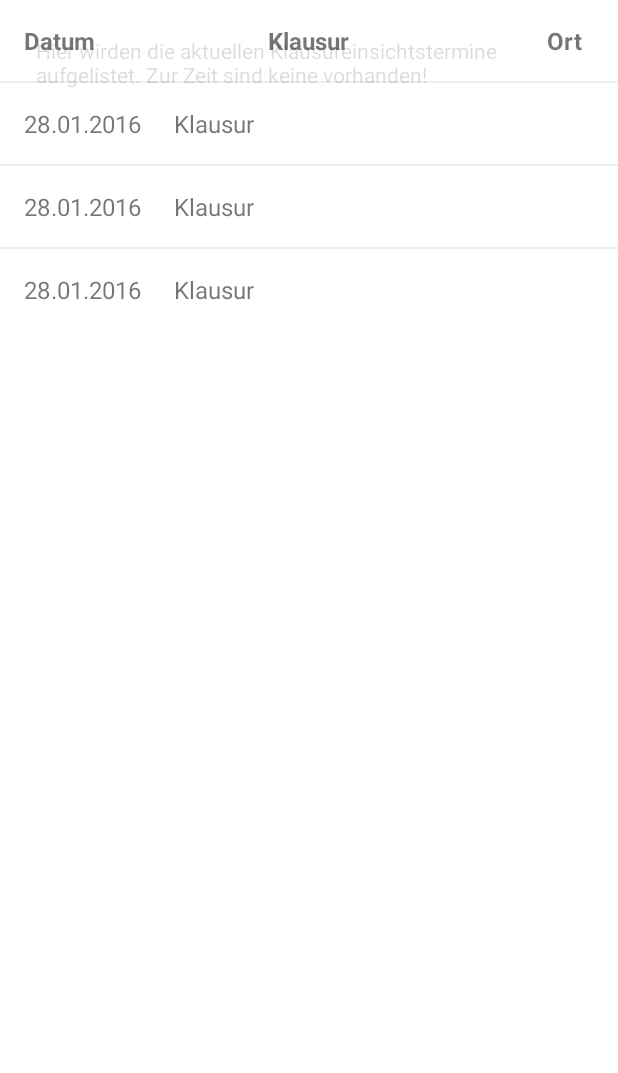
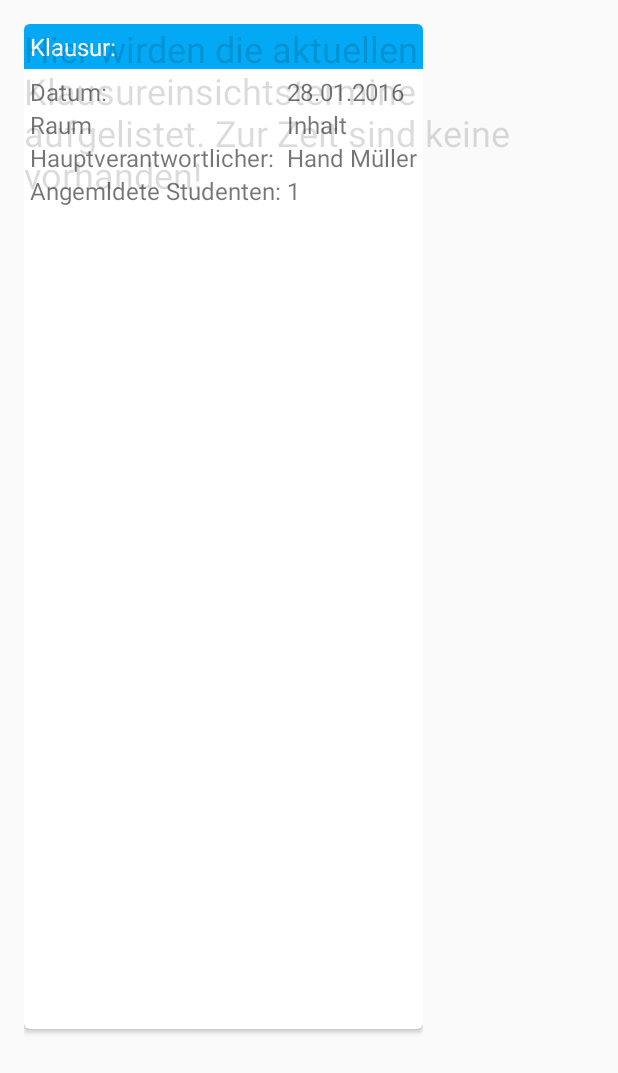
Before and after one commit to marcengelmann/SmartInsight, an Android app: the layout fragment_calendar.xml on its own in the app's theme, with its tools: preview values and no code run, on a phone screen of 412 x 824 dp. Shown: the top 1073 px of the screen. Run offline under Robolectric (Android 15) with nearby library versions, the phone set to English and light mode, and no system bars.

Commit message:
Überarbeiten design Klausurliste

```diff
--- a/app/src/main/java/de/tum/mw/ftm/praktikum/smartinsight/Calendar.java
+++ b/app/src/main/java/de/tum/mw/ftm/praktikum/smartinsight/Calendar.java
@@ -6,12 +6,14 @@ import java.io.Serializable;
  * Created by Rebecca on 02.01.2016.
  */
 public class Calendar implements Serializable {
-    public String date, name, room;
+    public String date, name, room, numbOfRegistration, responsiblePerson;
 
-    public Calendar(String date,String name, String room) {
+    public Calendar(String date,String name, String room, String numbOfRegistration, String responsiblePerson) {
         this.date = date;
         this.name = name;
         this.room = room;
+        this.numbOfRegistration = numbOfRegistration;
+        this.responsiblePerson = responsiblePerson;
     }
 
     @Override
--- a/app/src/main/java/de/tum/mw/ftm/praktikum/smartinsight/CalendarFragment.java
+++ b/app/src/main/java/de/tum/mw/ftm/praktikum/smartinsight/CalendarFragment.java
@@ -26,7 +26,7 @@ public class CalendarFragment extends Fragment {
     private int mColumnCount = 1;
     CalendarListAdapter adapter;
     TextView txtIntroduction;
-    LinearLayout layout_list_calendar;
+    RecyclerView list_calendar;
     ArrayList<Calendar> listCalendar = new ArrayList<Calendar>();
     /**
      * Mandatory empty constructor for the fragment manager to instantiate the
@@ -67,7 +67,7 @@ public class CalendarFragment extends Fragment {
         // Set the adapter
         Context context = view.getContext();
         txtIntroduction = (TextView) view.findViewById(R.id.txtInfo);
-        layout_list_calendar = (LinearLayout) view.findViewById(R.id.calender_list_layout);
+        list_calendar = (RecyclerView) view.findViewById(R.id.list);
         recyclerView = (RecyclerView) view.findViewById(R.id.list);
         if (mColumnCount <= 1) {
             recyclerView.setLayoutManager(new LinearLayoutManager(context));
@@ -100,13 +100,11 @@ public class CalendarFragment extends Fragment {
         providerCalender.clear();
         if (listItems.isEmpty()) {
             txtIntroduction.setVisibility(View.VISIBLE);
-            layout_list_calendar.setVisibility(View.GONE);
+            list_calendar.setVisibility(View.GONE);
         } else {
             txtIntroduction.setVisibility(View.GONE);
-            layout_list_calendar.setVisibility(View.VISIBLE);
-            for (Calendar request : listItems) {
-                providerCalender.add(new Calendar(request.date, request.name, request.room));
-            }
+            list_calendar.setVisibility(View.VISIBLE);
+            providerCalender.addAll(listItems);
         }
         if (recyclerView != null) {
             // Create the adapter to convert the array to views
--- a/app/src/main/java/de/tum/mw/ftm/praktikum/smartinsight/CalendarListAdapter.java
+++ b/app/src/main/java/de/tum/mw/ftm/praktikum/smartinsight/CalendarListAdapter.java
@@ -32,6 +32,8 @@ public class CalendarListAdapter extends RecyclerView.Adapter<CalendarListAdapte
         viewHolder.name.setText(mValues.get(position).name);
         viewHolder.room.setText(mValues.get(position).room);
         viewHolder.date.setText(mValues.get(position).date);
+        viewHolder.numbOfReg.setText(mValues.get(position).numbOfRegistration);
+        viewHolder.responsiblePerson.setText(mValues.get(position).responsiblePerson);
     }
 
     @Override
@@ -46,7 +48,8 @@ public class CalendarListAdapter extends RecyclerView.Adapter<CalendarListAdapte
         public TextView name;
         public TextView room;
         public TextView date;
-
+        public TextView numbOfReg;
+        public TextView responsiblePerson;
 
         public ViewHolder(View view) {
             super(view);
@@ -54,6 +57,8 @@ public class CalendarListAdapter extends RecyclerView.Adapter<CalendarListAdapte
             name = (TextView) view.findViewById(R.id.calendar_name);
             room = (TextView) view.findViewById(R.id.calendar_place);
             date = (TextView) view.findViewById(R.id.calendar_date);
+            numbOfReg = (TextView) view.findViewById(R.id.calendar_numbOfReg);
+            responsiblePerson = (TextView) view.findViewById(R.id.calendar_responsiblePerson);
         }
 
     }
--- a/app/src/main/java/de/tum/mw/ftm/praktikum/smartinsight/MainActivity.java
+++ b/app/src/main/java/de/tum/mw/ftm/praktikum/smartinsight/MainActivity.java
@@ -133,8 +133,8 @@ public class MainActivity extends AppCompatActivity
                     String date = obj.getString("date");
                     String name = obj.getString("name");
                     String room = obj.getString("room");
-
-                    Calendar calendar = new Calendar(date,name,room);
+                    // todo hinzfügen von der Anzahl der Teilnehmer und Verantwortliche Person für Klausur
+                    Calendar calendar = new Calendar(date,name,room, String.valueOf(i), "Markus Schmitt");
                     calendarList.add(calendar);
                     System.out.println(calendar.toString());
                 }
--- a/app/src/main/res/layout/fragment_anfrage_list.xml
+++ b/app/src/main/res/layout/fragment_anfrage_list.xml
@@ -22,8 +22,9 @@
         android:layout_width="match_parent"
         android:layout_height="match_parent"
         android:id="@+id/txtInfo"
-        android:layout_margin="24dp"
+        android:layout_margin="16dp"
         android:layout_gravity="center"
+        android:textSize="24dp"
         android:enabled="false"
         android:text="@string/text_information"/>
 </FrameLayout>
--- a/app/src/main/res/layout/fragment_calendar.xml
+++ b/app/src/main/res/layout/fragment_calendar.xml
@@ -2,58 +2,23 @@
     xmlns:tools="http://schemas.android.com/tools"
     android:layout_width="match_parent"
     android:layout_height="match_parent"
-    android:background="#FFFFFF"
     xmlns:app="http://schemas.android.com/apk/res-auto"
     tools:context="de.tum.mw.ftm.praktikum.smartinsight.CalendarFragment">
-    <LinearLayout
-        android:layout_width="match_parent"
-        android:layout_height="wrap_content"
-        android:id="@+id/calender_list_layout"
-        android:orientation="vertical">
-        <RelativeLayout
-            android:layout_width="match_parent"
-            android:layout_height="wrap_content"
-            android:layout_margin="16dp">
-            <TextView
-                android:textStyle="bold"
-                android:layout_width="wrap_content"
-                android:layout_height="wrap_content"
-                android:layout_alignParentLeft="true"
-                android:textSize="16dp"
-                android:text="Datum"/>
-            <TextView
-                android:textStyle="bold"
-                android:layout_width="wrap_content"
-                android:layout_height="wrap_content"
-                android:layout_centerHorizontal="true"
-                android:textSize="16dp"
-                android:id="@+id/calendar_name"
-                android:text="Klausur"/>
-            <TextView
-                android:textStyle="bold"
-                android:layout_width="wrap_content"
-                android:layout_height="wrap_content"
-                android:layout_alignParentRight="true"
-                android:textSize="16dp"
-                android:paddingRight="8dp"
-                android:id="@+id/calendar_place"
-                android:text="Ort"/>
-        </RelativeLayout>
     <android.support.v7.widget.RecyclerView
         android:id="@+id/list"
         android:layout_width="wrap_content"
         android:layout_height="wrap_content"
-            android:background="#ECEFF1"
+        android:layout_margin="16dp"
         app:layoutManager="LinearLayoutManager"
         tools:listitem="@layout/fragment_list_calendar"
         ></android.support.v7.widget.RecyclerView>
-    </LinearLayout>
     <TextView
-        android:layout_margin="24dp"
         android:layout_width="match_parent"
         android:layout_height="match_parent"
         android:id="@+id/txtInfo"
+        android:layout_margin="16dp"
         android:layout_gravity="center"
+        android:textSize="24dp"
         android:enabled="false"
         android:text="@string/calendar_information"/>
 </FrameLayout>
--- a/app/src/main/res/layout/fragment_list_calendar.xml
+++ b/app/src/main/res/layout/fragment_list_calendar.xml
@@ -1,34 +1,109 @@
 <?xml version="1.0" encoding="utf-8"?>
-<RelativeLayout xmlns:android="http://schemas.android.com/apk/res/android"
-    xmlns:app="http://schemas.android.com/apk/res-auto"
+<android.support.v7.widget.CardView
+    xmlns:card_view="http://schemas.android.com/apk/res-auto"
+    xmlns:android="http://schemas.android.com/apk/res/android"
+    android:id="@+id/card_view_request_list"
+    android:layout_width="match_parent"
+    android:layout_height="match_parent"
+    card_view:cardCornerRadius="4dp"
+    android:layout_marginBottom="10dp">
+    <LinearLayout
         android:layout_width="match_parent"
         android:layout_height="wrap_content"
-    android:layout_marginTop="1dp"
-    android:background="#FFFFFF">
+        android:orientation="vertical">
         <RelativeLayout
             android:layout_width="match_parent"
             android:layout_height="wrap_content"
-        android:layout_margin="16dp">
+            android:id="@+id/list_request_title"
+            android:orientation="horizontal"
+            android:background="@color/colorPrimary"
+            android:padding="4dp">
             <TextView
                 android:layout_width="wrap_content"
                 android:layout_height="wrap_content"
+                android:textColor="@android:color/white"
+                android:id="@+id/txtTime"
+                android:text="Klausur: "
+                android:layout_centerVertical="true"
                 android:layout_alignParentLeft="true"
-            android:textSize="16dp"
-            android:text="28.01.2016"
-            android:id="@+id/calendar_date"/>
+                android:textSize="16dp"/>
             <TextView
                 android:layout_width="wrap_content"
                 android:layout_height="wrap_content"
-            android:layout_alignParentLeft="true"
-            android:paddingLeft="100dp"
-            android:textSize="16dp"
-            android:text="Klausur"
-            android:id="@+id/calendar_name"/>
+                android:layout_centerVertical="true"
+                android:textColor="@android:color/white"
+                android:layout_toRightOf="@id/txtTime"
+                android:id="@+id/calendar_name"
+                android:textSize="16dp"/>
+
+        </RelativeLayout>
+
+        <GridLayout
+            android:layout_width="match_parent"
+            android:layout_height="wrap_content"
+            android:id="@+id/list_request_content"
+            android:padding="4dp">
             <TextView
                 android:layout_width="wrap_content"
                 android:layout_height="wrap_content"
-            android:layout_alignParentRight="true"
                 android:textSize="16dp"
-            android:id="@+id/calendar_place"/>
-    </RelativeLayout>
-</RelativeLayout>
+                android:text="Datum: "
+                android:layout_row="0"
+                android:layout_column="0"/>
+            <TextView
+                android:layout_width="wrap_content"
+                android:layout_height="wrap_content"
+                android:textSize="16dp"
+                android:text="28.01.2016"
+                android:id="@+id/calendar_date"
+                android:layout_row="0"
+                android:layout_column="1"/>
+            <TextView
+                android:layout_width="wrap_content"
+                android:layout_height="wrap_content"
+                android:textSize="16dp"
+                android:text="Raum"
+                android:layout_row="1"
+                android:layout_column="0"/>
+            <TextView
+                android:layout_width="wrap_content"
+                android:layout_height="wrap_content"
+                android:textSize="16dp"
+                android:id="@+id/calendar_place"
+                android:text="Inhalt"
+                android:layout_row="1"
+                android:layout_column="1"/>
+            <TextView
+                android:layout_width="wrap_content"
+                android:layout_height="wrap_content"
+                android:textSize="16dp"
+                android:text="Hauptverantwortlicher: "
+                android:layout_row="2"
+                android:layout_column="0"/>
+            <TextView
+                android:layout_width="wrap_content"
+                android:layout_height="wrap_content"
+                android:textSize="16dp"
+                android:id="@+id/calendar_responsiblePerson"
+                android:text="Hand Müller"
+                android:layout_row="2"
+                android:layout_column="1"/>
+            <TextView
+                android:layout_width="wrap_content"
+                android:layout_height="wrap_content"
+                android:textSize="16dp"
+                android:text="Angemldete Studenten: "
+                android:layout_row="3"
+                android:layout_column="0"/>
+            <TextView
+                android:layout_width="wrap_content"
+                android:layout_height="wrap_content"
+                android:textSize="16dp"
+                android:id="@+id/calendar_numbOfReg"
+                android:text="1"
+                android:layout_row="3"
+                android:layout_column="1"/>
+        </GridLayout>
+
+    </LinearLayout>
+</android.support.v7.widget.CardView>
```
Lines whose indentation alone changed are shown as unchanged.
